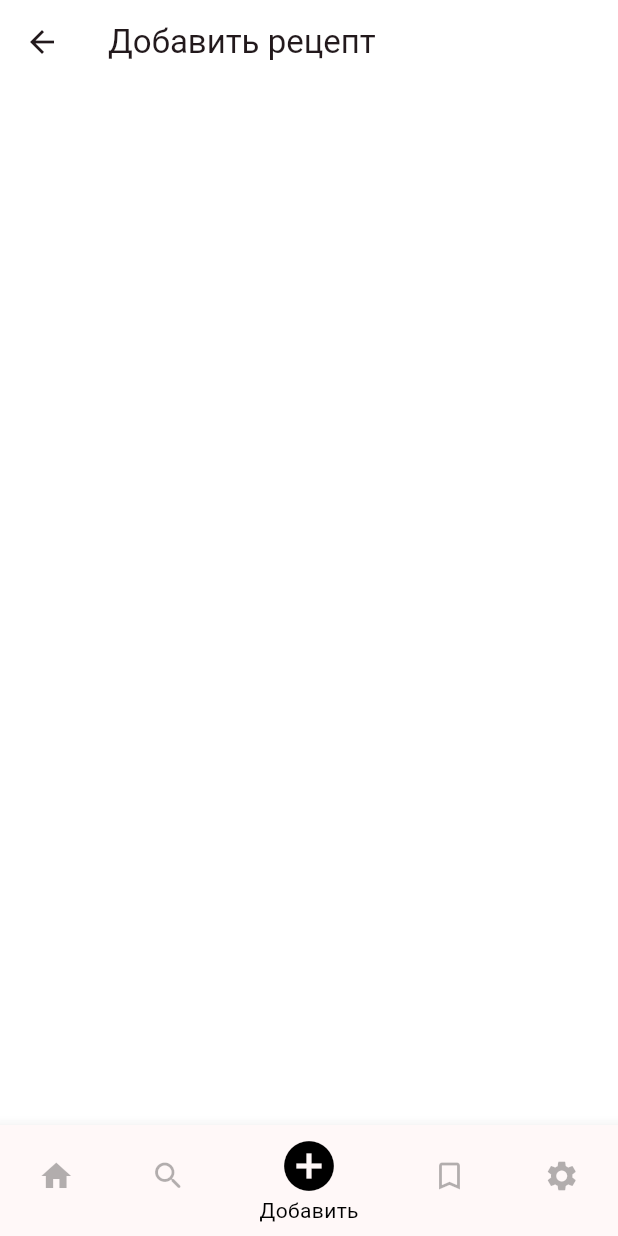
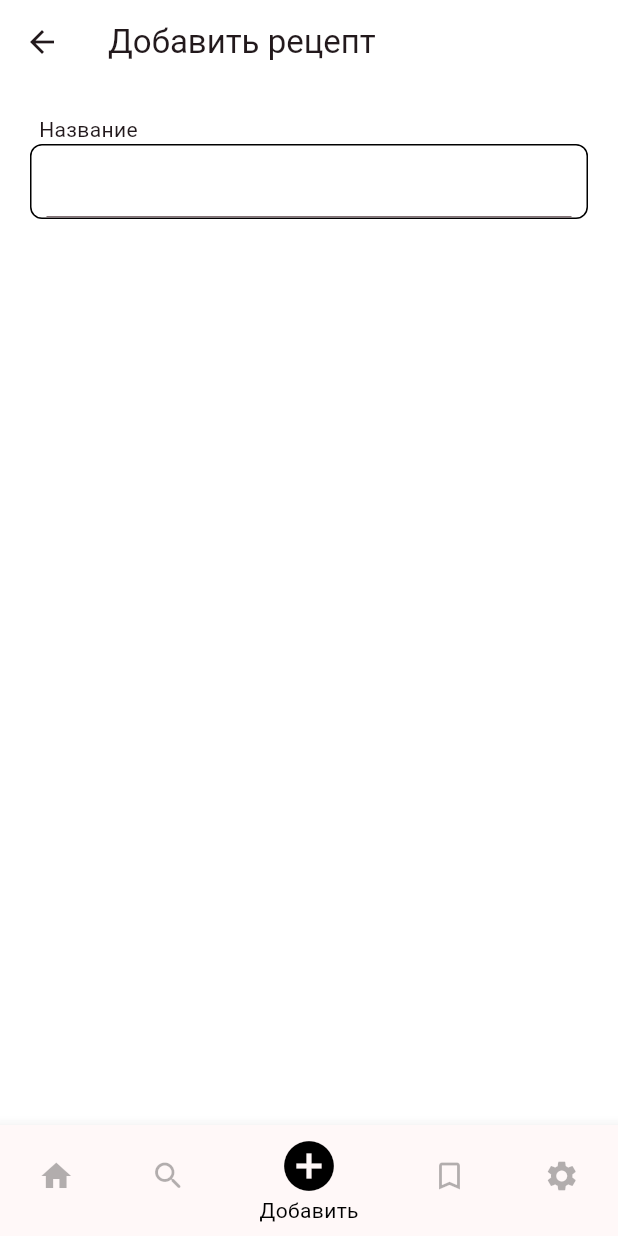
Before and after one commit to Aleksey6722/cook_manager, a Flutter app: the AddScreen screen opened by its route, on a phone screen of 412 x 824 dp. Run offline on Flutter 3.47's test engine with Material 3 defaults, Android fonts, the phone set to English and light mode, and no system bars; our stand-ins replace auto_route.

Commit message:
beginnig of layout

```diff
--- a/lib/features/add/view/add_screen.dart
+++ b/lib/features/add/view/add_screen.dart
@@ -1,4 +1,5 @@
 import 'package:auto_route/auto_route.dart';
+import 'package:cook_manager/features/add/view/base_form_field.dart';
 import 'package:flutter/material.dart';
 
 @RoutePage()
@@ -10,6 +11,8 @@ class AddScreen extends StatefulWidget {
 }
 
 class _AddScreenState extends State<AddScreen> {
+  final _addRecepieFormKey = GlobalKey<FormState>();
+
   @override
   Widget build(BuildContext context) {
     return Scaffold(
@@ -26,9 +29,12 @@ class _AddScreenState extends State<AddScreen> {
             child: Padding(
               padding: EdgeInsets.only(top: 20, left: 20, right: 20),
               child: Form(
+                  key: _addRecepieFormKey,
                   child: Column(
-                children: [],
-              )),
+                    children: [
+                      BaseFormField(),
+                    ],
+                  )),
             ),
           ),
         ],
--- /dev/null
+++ b/lib/features/add/view/base_form_field.dart
@@ -0,0 +1,25 @@
+import 'package:flutter/material.dart';
+
+class BaseFormField extends StatelessWidget {
+  const BaseFormField({super.key});
+
+  @override
+  Widget build(BuildContext context) {
+    return Column(
+      crossAxisAlignment: CrossAxisAlignment.start,
+      children: [
+        Row(
+          children: [SizedBox(width: 6), Text('Название')],
+        ),
+        Container(
+          padding: EdgeInsets.symmetric(horizontal: 10),
+          decoration: BoxDecoration(
+            border: Border.all(color: Colors.black),
+            borderRadius: BorderRadius.all(Radius.circular(8)),
+          ),
+          child: TextField(),
+        ),
+      ],
+    );
+  }
+}
--- a/lib/features/add/view/view.dart
+++ b/lib/features/add/view/view.dart
@@ -1 +1,2 @@
 export 'add_screen.dart';
+export 'base_form_field.dart';
```
